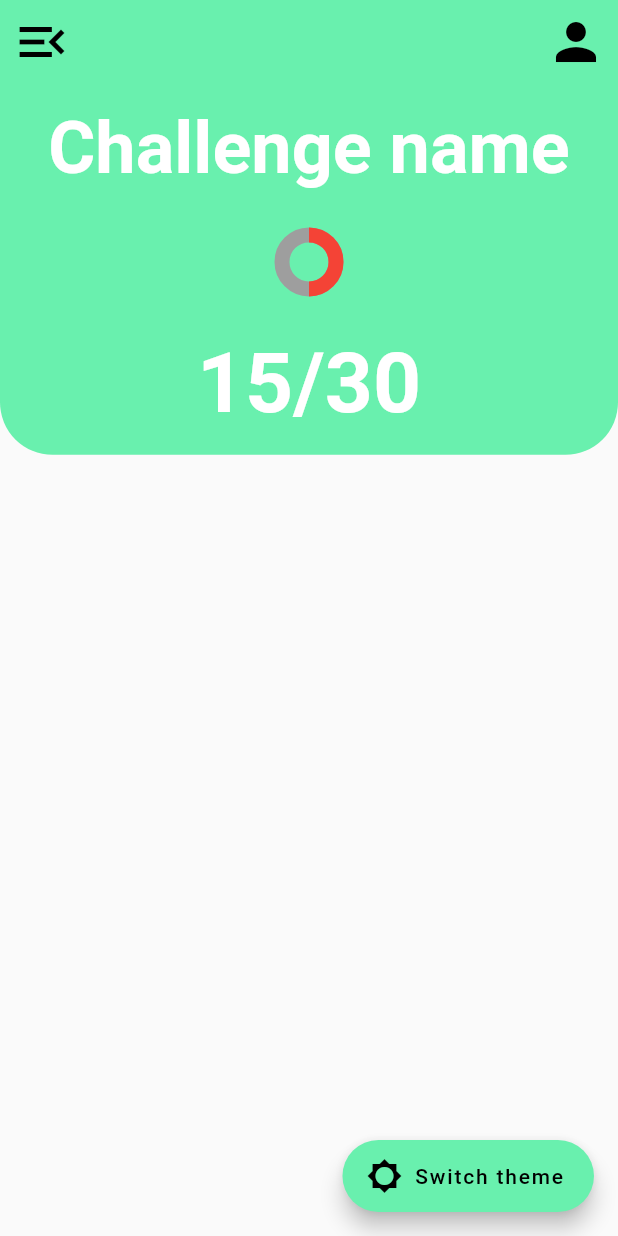
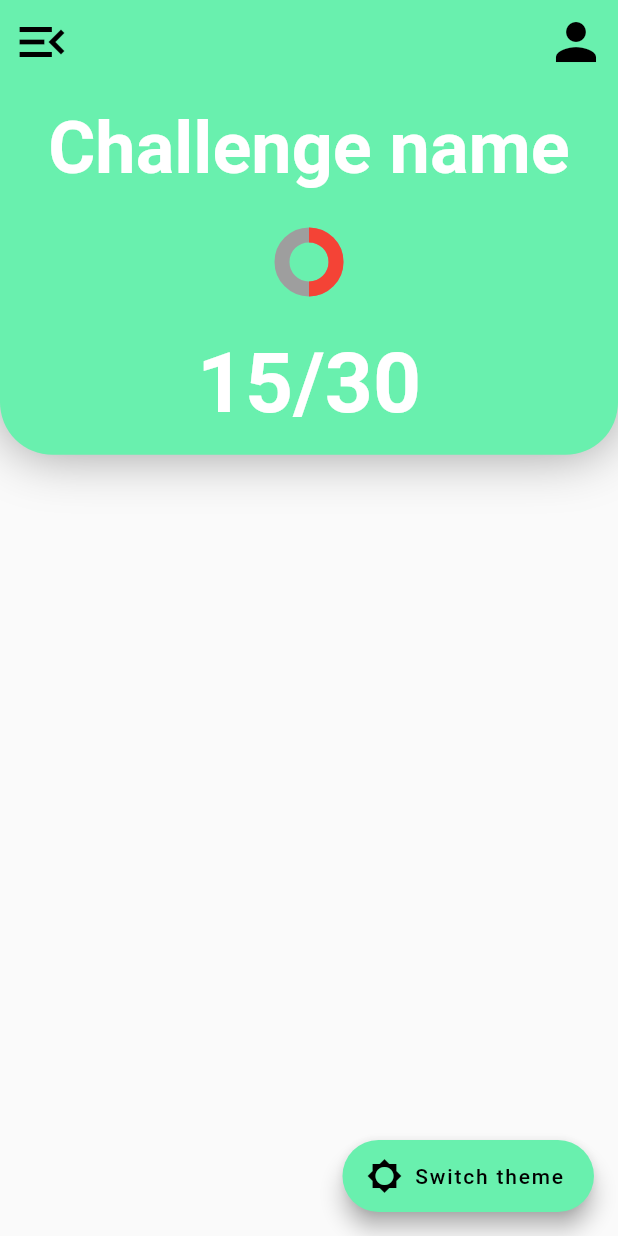
Before and after one commit to Baba-Yaga-Bv/Moove-old, a Flutter app: the screen it shows after launch, on a phone screen of 412 x 824 dp. Run offline on Flutter 3.47's test engine with Material 2 defaults, Android fonts, the light colour scheme and no system bars.

Commit message:
Add shadow

```diff
--- a/front-end/lib/config.dart
+++ b/front-end/lib/config.dart
@@ -3,10 +3,11 @@ import 'package:flutter/material.dart';
 import 'package:moove/themes/theme_controller.dart';
 
 Color primaryColor = Colors.greenAccent;
-
+Color shadowColor=Colors.grey;
 ThemeData lightTheme = ThemeData(
   accentColor: primaryColor,
   primaryColor: primaryColor,
+  shadowColor: shadowColor,
   appBarTheme: AppBarTheme(
     color: primaryColor
   )
--- a/front-end/lib/pages/home/components/home_body.dart
+++ b/front-end/lib/pages/home/components/home_body.dart
@@ -14,11 +14,15 @@ class HomeBody extends StatelessWidget {
     Size screenSize = MediaQuery.of(context).size;
     return Column(
       children: [
+
+        //Top containter
         Container(
+
           height: screenSize.height * 0.3,
-
           decoration: BoxDecoration(
               color: Theme.of(context).primaryColor,
+              boxShadow: [BoxShadow(color: Theme.of(context).shadowColor,
+                                    blurRadius: 30)],
               borderRadius: BorderRadius.only(
                   bottomLeft: Radius.circular(35),
                   bottomRight: Radius.circular(35))),
@@ -29,8 +33,12 @@ class HomeBody extends StatelessWidget {
             mainAxisAlignment: MainAxisAlignment.center,
             crossAxisAlignment: CrossAxisAlignment.stretch,
             children: <Widget>[
-                //Challenge name
+
+
+
+                  //Progess text
                   Row(
+
                     mainAxisAlignment: MainAxisAlignment.center,
                     children: <Widget>[
                       Text(
```
Lines whose indentation alone changed are shown as unchanged.
